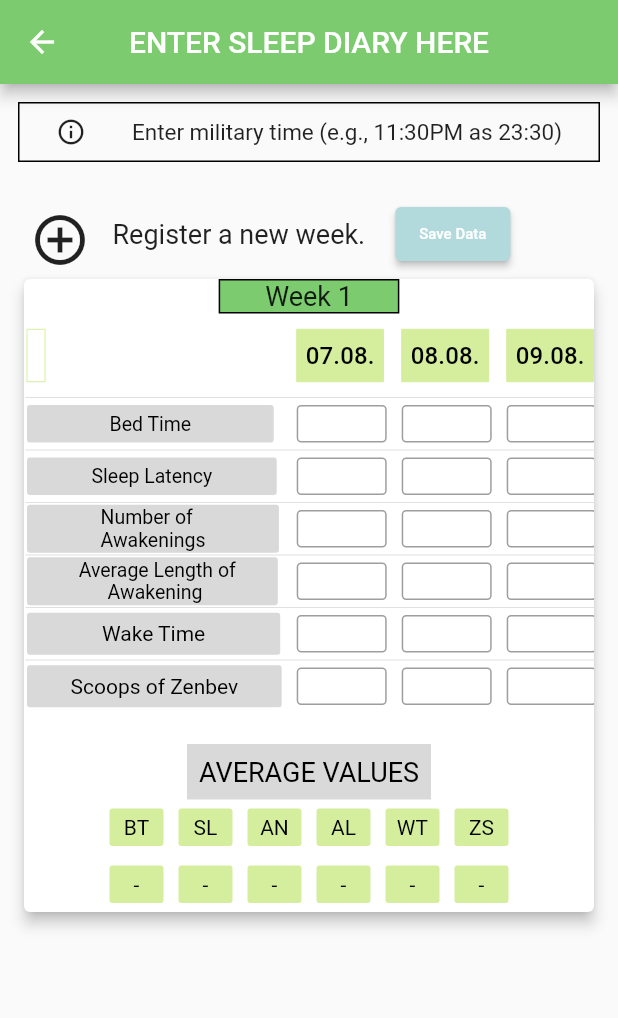
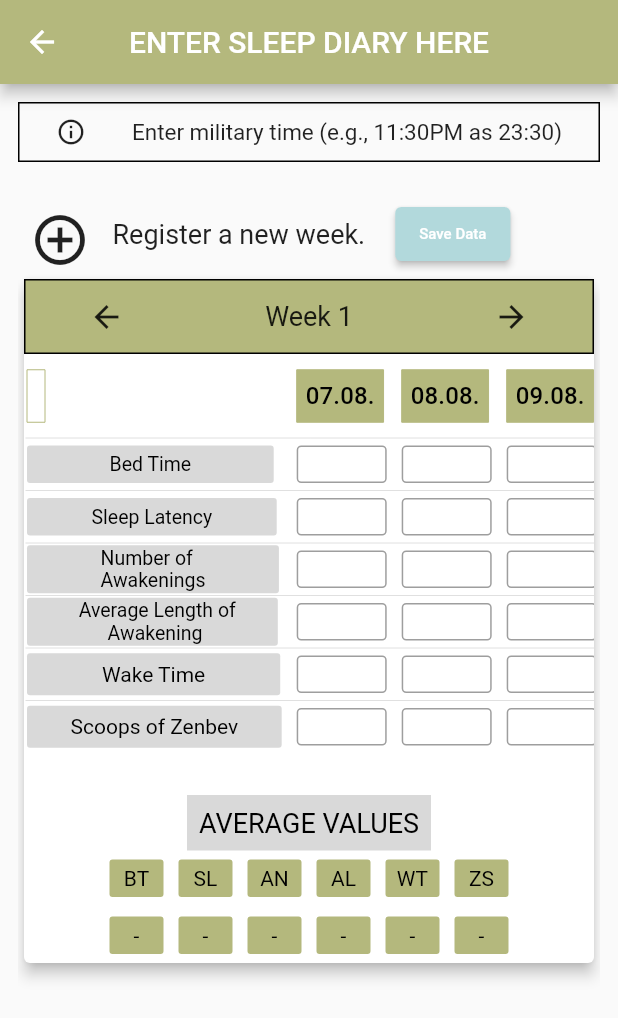
Before and after one commit to MindCrew-Technologies-Pvt-Ltd/Doctor_Sleep_MobileApp-, a Flutter app: the SleepDiary screen opened directly, after a tap on the "add circle outline" icon, on a phone screen of 412 x 824 dp. Shown: the top 1018 px of the screen. Run offline on Flutter 3.47's test engine with Material 2 defaults, Android fonts, the phone set to English and light mode, and no system bars; our stand-ins replace fl_chart, sqflite; accounts and stored records are empty.

Commit message:
Edit button click week list will added week changes

```diff
--- a/lib/Screens/sleepdiary.dart
+++ b/lib/Screens/sleepdiary.dart
@@ -1,7 +1,9 @@
 import 'package:flutter/material.dart';
+import 'package:flutter/services.dart';
 import '../constants/color.dart';
 import '../constants/string.dart';
 import '../database_helper.dart';
+
 
 class SleepDiary extends StatefulWidget {
   @override
@@ -10,8 +12,11 @@ class SleepDiary extends StatefulWidget {
 
 class _SleepDiaryState extends State<SleepDiary> {
   DatabaseHelper dbHelper = DatabaseHelper();
+  PageController _pageController = PageController();
+  int numberOfContainers = 0;
 
-  int numberOfContainers = 0; // Set the initial number of sleep data containers you want to display
+  get weekNumber => numberOfContainers; // Set the initial number of sleep data containers you want to display
+
 
   List<String> getColumnHeaders(int weekNumber) {
     DateTime currentDate = DateTime.now();
@@ -41,31 +46,46 @@ class _SleepDiaryState extends State<SleepDiary> {
   TextEditingController wakeTimeController = TextEditingController();
   TextEditingController scoopsZenbevController = TextEditingController();
 
-  void _saveDataToDatabase() async {
+  void _saveDataToDatabase(String bedTime,
+      String sleepLatency,
+      String numberOfAwakenings,
+      String averageLengthAwakening,
+      String wakeTime,
+      String scoopsZenbev,) async {
+    print('hi $bedTime');
     try {
+      // Calculate the start date of the current week
+      DateTime currentDate = DateTime.now();
+      DateTime weekStartDate = currentDate.subtract(Duration(days: currentDate.weekday - 1));
+
+      // Adjust the start date based on the given week number
+      weekStartDate = weekStartDate.add(Duration(days: (weekNumber - 1) * 7));
+print(bedTimeController.text);
       // Gather the sleep data from your containers and store it in a Map
       Map<String, dynamic> sleepData = {
         'week_number': numberOfContainers,
-        'bed_time':'hi',
+        'bed_time': bedTimeController.text,
         'sleep_latency': sleepLatencyController.text,
         'number_of_awakenings': numberOfAwakeningsController.text,
         'average_length_awakening': averageLengthAwakeningController.text,
         'wake_time': wakeTimeController.text,
         'scoops_zenbev': scoopsZenbevController.text,
+        'sleep_date': weekStartDate.toIso8601String().substring(0, 10), // Use the start date of the week
         // Add other fields and their values here based on your data
       };
 
-      int? result = await dbHelper.saveSleepData(sleepData);
+     /* int? result = await dbHelper.saveSleepData(sleepData);
 
       if (result != 0) {
         print('Data saved to database successfully');
       } else {
         print('Error saving data to database');
-      }
+      }*/
     } catch (e) {
       print('Error saving data: $e');
     }
   }
+
 
   @override
   void initState() {
@@ -116,7 +136,7 @@ class _SleepDiaryState extends State<SleepDiary> {
                 children: [
                   IconButton(
                     icon: Icon(Icons.add_circle_outline_outlined, size: 40),
-                    onPressed: _addNewContainer,
+                     onPressed: _addNewContainer,
                   ),
                   SizedBox(width: 15),
                   Text(
@@ -127,8 +147,15 @@ class _SleepDiaryState extends State<SleepDiary> {
                   ),
                   SizedBox(width: 20),
                   ElevatedButton(
-                    onPressed: () {
-                      _saveDataToDatabase(); // Add your button's onPressed logic here
+                    onPressed: () async {
+                       _saveDataToDatabase(
+                         bedTimeController.text,
+                         sleepLatencyController.text,
+                         numberOfAwakeningsController.text,
+                         averageLengthAwakeningController.text,
+                         wakeTimeController.text,
+                         scoopsZenbevController.text,
+                      );
                     },
                     child: Text(
                       'Save Data',
@@ -142,10 +169,13 @@ class _SleepDiaryState extends State<SleepDiary> {
               ),
 
               SizedBox(height: 2),
-              Column(
-                children: List.generate(
-                  numberOfContainers,
-                      (index) => Padding(
+              SizedBox(
+                // Add a specific height to the PageView
+                height: 480,
+                child: PageView.builder(
+                  controller: _pageController,
+                  itemCount: numberOfContainers,
+                  itemBuilder: (context, index) => Padding(
                     padding: const EdgeInsets.only(bottom: 16.0),
                     child: Card(
                       elevation: 4,
@@ -181,13 +211,37 @@ class _SleepDiaryState extends State<SleepDiary> {
               border: Border.all(color: Colors.black, width: 1),
               color: AppColors.primaryColor,
             ),
-            child: Text(
-              'Week $weekNumber',
-              style: TextStyle(
-                fontSize: 18,
-              ),
+            child: Row(
+              mainAxisAlignment: MainAxisAlignment.spaceBetween,
+              children: [
+                IconButton(
+                  icon: Icon(Icons.arrow_back),
+                  onPressed: () {
+                    setState(() {
+                      numberOfContainers--;
+                      // _pageController.animateToPage(numberOfContainers - 1, duration: Duration(milliseconds: 300), curve: Curves.easeInOut);
+                    });
+                  },
+                ),
+                Text(
+                  'Week $weekNumber',
+                  style: TextStyle(
+                    fontSize: 18,
+                  ),
+                ),
+                IconButton(
+                  icon: Icon(Icons.arrow_forward),
+                  onPressed: () {
+                    setState(() {
+                      numberOfContainers++;
+                    });
+                    _pageController.animateToPage(numberOfContainers - 1, duration: Duration(milliseconds: 300), curve: Curves.easeInOut);
+                  },
+                ),
+              ],
             ),
           ),
+
           Expanded(
             child: SingleChildScrollView(
               scrollDirection: Axis.horizontal,
@@ -253,6 +307,7 @@ class _SleepDiaryState extends State<SleepDiary> {
     );
   }
 
+
   Widget buildAverageContainer(String text) {
     return Container(
       width: 36,
@@ -301,7 +356,7 @@ class _SleepDiaryState extends State<SleepDiary> {
             ),
           )),
           for (int i = 0; i < 7; i++)
-            DataCell(_buildRoundedTextField()),
+            DataCell(_buildRoundedTextField(bedTimeController)),
         ]),
         DataRow(cells: [
           DataCell(Container(
@@ -319,7 +374,7 @@ class _SleepDiaryState extends State<SleepDiary> {
             ),
           )),
           for (int i = 0; i < 7; i++)
-            DataCell(_buildRoundedTextField()),
+            DataCell(_buildRoundedTextField(sleepLatencyController)),
         ]),
         DataRow(cells: [
           DataCell(Container(
@@ -337,7 +392,7 @@ class _SleepDiaryState extends State<SleepDiary> {
             ),
           )),
           for (int i = 0; i < 7; i++)
-            DataCell(_buildRoundedTextField()),
+            DataCell(_buildRoundedTextField(numberOfAwakeningsController)),
         ]),
         DataRow(cells: [
           DataCell(Container(
@@ -355,7 +410,7 @@ class _SleepDiaryState extends State<SleepDiary> {
             ),
           )),
           for (int i = 0; i < 7; i++)
-            DataCell(_buildRoundedTextField()),
+            DataCell(_buildRoundedTextField(averageLengthAwakeningController)),
         ]),
         DataRow(cells: [
           DataCell(Container(
@@ -373,7 +428,7 @@ class _SleepDiaryState extends State<SleepDiary> {
             ),
           )),
           for (int i = 0; i < 7; i++)
-            DataCell(_buildRoundedTextField()),
+            DataCell(_buildRoundedTextField(wakeTimeController)),
         ]),
         DataRow(cells: [
           DataCell(Container(
@@ -391,7 +446,7 @@ class _SleepDiaryState extends State<SleepDiary> {
             ),
           )),
           for (int i = 0; i < 7; i++)
-            DataCell(_buildRoundedTextField()),
+            DataCell(_buildRoundedTextField(scoopsZenbevController)),
         ]),
       ],
     );
@@ -416,7 +471,8 @@ class _SleepDiaryState extends State<SleepDiary> {
     );
   }
 
-  Widget _buildRoundedTextField() {
+  Widget _buildRoundedTextField(TextEditingController bedTimeController,) {
+    TextEditingController controller = TextEditingController(); // Create a new instance
     return Container(
       width: 60,
       height: 25,
@@ -426,7 +482,8 @@ class _SleepDiaryState extends State<SleepDiary> {
         border: Border.all(color: Colors.grey),
       ),
       child: TextField(
-        controller: TextEditingController(), // Create a new instance here
+        controller: controller, // Use the new controller instance for the TextField
+        inputFormatters: [FilteringTextInputFormatter.allow(RegExp(r'[\d:]+'))],
         decoration: InputDecoration(
           border: InputBorder.none,
         ),
@@ -435,6 +492,8 @@ class _SleepDiaryState extends State<SleepDiary> {
   }
 
 
+
+
   String _getMonthAbbreviation(int month) {
     return DateTime(2021, month).toString().split(' ')[1];
   }
--- a/lib/Screens/weekelysummary.dart
+++ b/lib/Screens/weekelysummary.dart
@@ -56,7 +56,7 @@ class _WeekelySheetState extends State<WeekelySheet> {
               width: 340,
               padding: EdgeInsets.all(16.0),
               child: Text(
-                "BT  =  Bed Time (Time Entering Bed)\n\nSL  =  Sleep Latency (Time  Taken To Fall Asleep)\n\nAN =  Number of Awakenings\n\nAL  =  Average Length of Awakenings\n\nWT =  Wake Time (Time of Awakening)\n\nZS  =  Scoops of Zenbev ",
+                "BT  =  Bed Time (Time Entering Bed)\n\nSL  =  Sleep Latency (Time Taken To Fall Asleep)\n\nAN =  Number of Awakenings\n\nAL  =  Average Length of Awakenings (Minutes)\n\nWT =  Wake Time (Time of Awakening)\n\nZS  =  Scoops of Zenbev ",
                 style: TextStyle(fontSize: 14),
               ),
             ),
--- a/lib/constants/color.dart
+++ b/lib/constants/color.dart
@@ -1,15 +1,15 @@
 import 'package:flutter/material.dart';
 
 class AppColors {
-  static const primaryColor = Color(0xFF7CCB6F);
-  static const secondaryColor = Color(0xFF723C0B);
+  static const primaryColor = Color(0xFFB4B87D);
+  static const secondaryColor = Color(0xFF5B3825);
   static const accentColor = Color(0xFFB2D9DC);
-  static const buttonColor = Color(0xFFD4EE9E);
+  static const buttonColor = Color(0xFFB4B87D);
   static const averageColor = Color(0xFFD9D9D9);
   static const summaryColor = Color(0XFFB2D9DC);
   static const waste = Color(0xFFFFFFFF);
   static const frontbutton = Color(0xFF67CAEF);
-  static const doctordev = Color(0XFF5B3825);
+  static const doctordev = Color(0XFF827717);
   static const gbutton = Color(0XFFA4CBD8);
   static const week1text = Color(0XFFD9D9D9);
 }
--- a/lib/database_helper.dart
+++ b/lib/database_helper.dart
@@ -37,9 +37,9 @@ class DatabaseHelper {
             number_of_awakenings TEXT,
             average_length_awakening TEXT,
             wake_time TEXT,
-            scoops_zenbev TEXT
-            -- Add other fields and their types here based on your data
-          )
+            scoops_zenbev TEXT,
+            sleep_date TEXT
+            )
         ''');
       },
     );
@@ -54,4 +54,14 @@ class DatabaseHelper {
     final Database? db = await database;
     return await db?.query('sleep_data');
   }
+
+  Future<List<Map<String, dynamic>>?> getSleepDataByWeek(int weekNumber) async {
+    final Database? db = await database;
+    return await db?.query('sleep_data', where: 'week_number = ?', whereArgs: [weekNumber]);
+  }
+
+  Future<int?> updateSleepData(int weekNumber, Map<String, dynamic> sleepData) async {
+    final Database? db = await database;
+    return await db?.update('sleep_data', sleepData, where: 'week_number = ?', whereArgs: [weekNumber]);
+  }
 }
```
Also changed, not shown: pubspec.lock.
